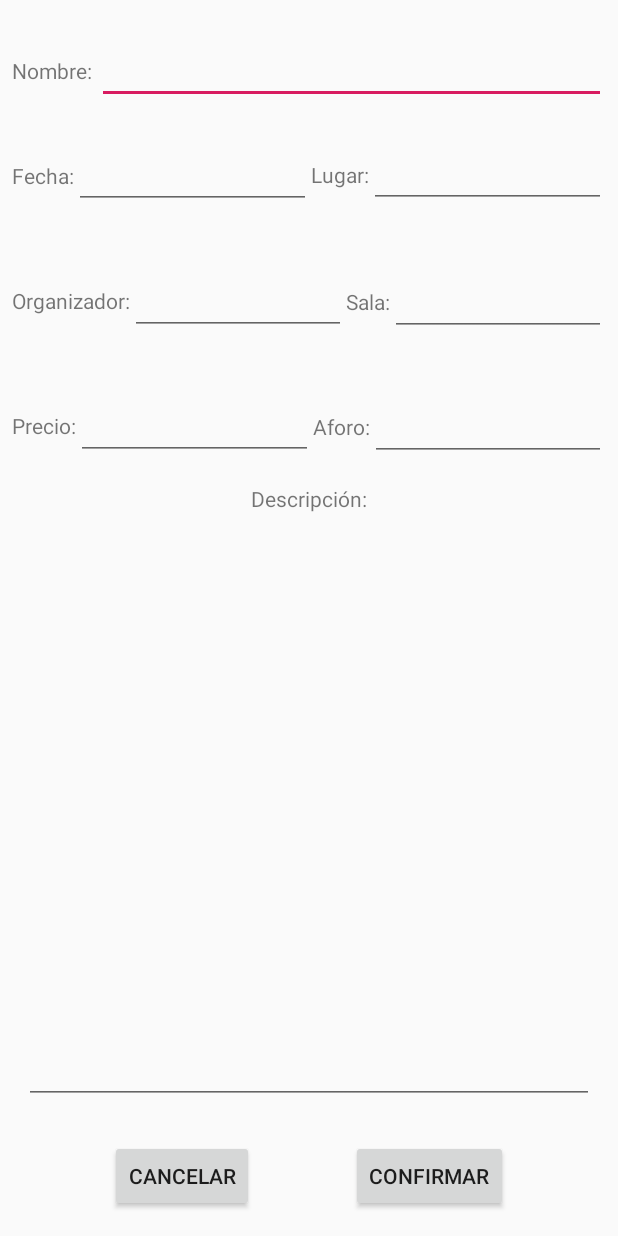
After one commit to cf17josetorres/Prova_JdAPresencia_versio3, an Android app: the layout fragment_event_edit.xml on its own in the app's theme, with its tools: preview values and no code run, on a phone screen of 412 x 824 dp. The commit adds this screen. Run offline under Robolectric (Android 15) with nearby library versions, the phone set to English and light mode, and no system bars.

Commit message:
Examen De eventos

```diff
--- a/app/build.gradle
+++ b/app/build.gradle
@@ -30,4 +30,9 @@ dependencies {
     testImplementation 'junit:junit:4.12'
     androidTestImplementation 'androidx.test:runner:1.2.0'
     androidTestImplementation 'androidx.test.espresso:espresso-core:3.2.0'
+
+    // Room
+    implementation 'androidx.room:room-runtime:2.2.3'
+    annotationProcessor "androidx.room:room-compiler:2.2.3"
+    implementation 'com.google.firebase:firebase-database:19.2.1'
 }
--- /dev/null
+++ b/app/src/main/java/com/example/prova_jdapresencia_versio3/Dao/AsiDao.java
@@ -0,0 +1,29 @@
+package com.example.prova_jdapresencia_versio3.Dao;
+
+import androidx.room.Dao;
+import androidx.room.Delete;
+import androidx.room.Insert;
+import androidx.room.Query;
+
+import com.example.prova_jdapresencia_versio3.Models.Llista;
+
+import java.util.List;
+
+@Dao
+public interface AsiDao {
+
+    @Insert
+    void insertLlista(Llista b);
+
+    @Query("SELECT * FROM  Llista where llistadesdeveniments = :title")
+    Llista checkLlistaExists(String title);
+
+    @Query("SELECT * FROM Llista")
+    List<Llista> getBooks();
+
+    @Query("SELECT * FROM Llista where llistadesdeveniments = :title")
+    Llista getLlista(String title);
+
+    @Delete
+    void deleteLlista(Llista b);
+}
--- /dev/null
+++ b/app/src/main/java/com/example/prova_jdapresencia_versio3/Databases/RoomConnection.java
@@ -0,0 +1,29 @@
+package com.example.prova_jdapresencia_versio3.Databases;
+
+import android.content.Context;
+
+import androidx.room.Database;
+import androidx.room.Room;
+import androidx.room.RoomDatabase;
+
+import com.example.prova_jdapresencia_versio3.Dao.AsiDao;
+import com.example.prova_jdapresencia_versio3.Models.Llista;
+
+@Database(entities = {Llista.class} ,version = 1)
+public abstract class RoomConnection extends RoomDatabase {
+
+    private static RoomConnection INSTANCE;
+    public abstract AsiDao asiDao();
+
+    public static RoomConnection getRoomConnection(Context c){
+
+        if (INSTANCE == null){
+            INSTANCE = Room.databaseBuilder(c,RoomConnection.class,"examen.db").allowMainThreadQueries().build();
+        }
+        return INSTANCE;
+    }
+
+    public static void destroyRoomConnection() {
+        INSTANCE = null;
+    }
+}
--- /dev/null
+++ b/app/src/main/java/com/example/prova_jdapresencia_versio3/Repository/Application.java
@@ -0,0 +1,10 @@
+package com.example.prova_jdapresencia_versio3.Repository;
+
+public class Application extends android.app.Application {
+
+    @Override
+    public void onCreate() {
+        super.onCreate();
+        Repository.get(this);
+    }
+}
--- /dev/null
+++ b/app/src/main/java/com/example/prova_jdapresencia_versio3/Repository/Repository.java
@@ -0,0 +1,62 @@
+package com.example.prova_jdapresencia_versio3.Repository;
+
+import android.content.Context;
+import android.util.Log;
+import android.widget.Toast;
+
+import com.example.prova_jdapresencia_versio3.Databases.RoomConnection;
+import com.example.prova_jdapresencia_versio3.Models.Llista;
+import com.google.firebase.database.FirebaseDatabase;
+
+import java.sql.Connection;
+import java.sql.DriverManager;
+import java.sql.SQLException;
+
+public class Repository {
+
+    private static Context c;
+    private static Repository srepository;
+    private static FirebaseDatabase firebaseDatabase;
+
+    // *** PostgreSQL Constants ***
+    private static String driverLocation = "org.postgresql.Driver";
+    private static String postgresConnection = "jdbc:postgresql://192.168.0.22:5432/esdeveniments";
+    private static String postgresUsername = "hedy";
+    private static String postgresPassword = "lamarr";
+    // *** End of PostgreSQL String ***
+
+
+    private Repository(Context c){
+        this.c = c;
+        firebaseDatabase = FirebaseDatabase.getInstance();
+    }
+
+    public static Repository get(Context context) {
+        if (srepository == null) {
+            srepository = new Repository(context);
+        }
+        return srepository;
+    }
+
+    private static Connection connection = null;
+
+    public static Connection openPostgresConnection(){
+        try {
+            Class.forName(driverLocation);
+
+            connection = DriverManager.getConnection(postgresConnection,postgresUsername,
+                    postgresPassword);
+
+            if (connection != null){
+                Log.d("PostgreSQL","Connected to the postgres server successfully");
+            } else {
+                Log.d("PostgreSQL","Failed to connect");
+            }
+        } catch (SQLException e) {
+            e.printStackTrace();
+        } catch (ClassNotFoundException e) {
+            e.printStackTrace();
+        }
+        return connection;
+    }
+}
--- a/app/src/main/java/com/example/prova_jdapresencia_versio3/ui/home/HomeFragment.java
+++ b/app/src/main/java/com/example/prova_jdapresencia_versio3/ui/home/HomeFragment.java
@@ -24,7 +24,7 @@ public class HomeFragment extends Fragment {
                 ViewModelProviders.of(this).get(HomeViewModel.class);
         View root = inflater.inflate(R.layout.fragment_home, container, false);
         final TextView textView = root.findViewById(R.id.text_home);
-        homeViewModel.getText().observe(this, new Observer<String>() {
+        homeViewModel.getText().observe(getViewLifecycleOwner(), new Observer<String>() {
             @Override
             public void onChanged(@Nullable String s) {
                 textView.setText(s);
--- /dev/null
+++ b/app/src/main/res/layout/fragment_event_edit.xml
@@ -0,0 +1,217 @@
+<?xml version="1.0" encoding="utf-8"?>
+<androidx.constraintlayout.widget.ConstraintLayout xmlns:android="http://schemas.android.com/apk/res/android"
+    xmlns:app="http://schemas.android.com/apk/res-auto"
+    xmlns:tools="http://schemas.android.com/tools"
+    android:layout_width="match_parent"
+    android:layout_height="match_parent"
+    android:layout_margin="8dp">
+
+
+    <EditText
+        android:id="@+id/nombreDetailEditText"
+        android:layout_width="0dp"
+        android:layout_height="wrap_content"
+        android:layout_marginTop="16dp"
+        android:fontFamily="sans-serif"
+        android:textSize="18sp"
+        app:layout_constraintEnd_toEndOf="parent"
+        app:layout_constraintHorizontal_bias="0.5"
+        app:layout_constraintStart_toEndOf="@+id/textView4"
+        app:layout_constraintTop_toTopOf="parent" />
+
+    <EditText
+        android:id="@+id/organizadorEditText"
+        android:layout_width="0dp"
+        android:layout_height="wrap_content"
+        android:textStyle="bold"
+        app:layout_constraintBottom_toBottomOf="@+id/textView15"
+        app:layout_constraintEnd_toStartOf="@+id/textView14"
+        app:layout_constraintHorizontal_bias="0.5"
+        app:layout_constraintStart_toEndOf="@+id/textView15"
+        app:layout_constraintTop_toTopOf="@+id/textView15" />
+
+    <EditText
+        android:id="@+id/salaEditText"
+        android:layout_width="0dp"
+        android:layout_height="wrap_content"
+        android:textStyle="bold"
+        app:layout_constraintBottom_toBottomOf="@+id/textView14"
+        app:layout_constraintEnd_toEndOf="parent"
+        app:layout_constraintHorizontal_bias="0.5"
+        app:layout_constraintStart_toEndOf="@+id/textView14"
+        app:layout_constraintTop_toTopOf="@+id/textView14" />
+
+    <EditText
+        android:id="@+id/precioEditText"
+        android:layout_width="0dp"
+        android:layout_height="wrap_content"
+        android:textStyle="bold"
+        app:layout_constraintBottom_toBottomOf="@+id/textView16"
+        app:layout_constraintEnd_toStartOf="@+id/textView17"
+        app:layout_constraintHorizontal_bias="0.5"
+        app:layout_constraintStart_toEndOf="@+id/textView16"
+        app:layout_constraintTop_toTopOf="@+id/textView16" />
+
+    <EditText
+        android:id="@+id/aforoEditText"
+        android:layout_width="0dp"
+        android:layout_height="wrap_content"
+        android:textStyle="bold"
+        app:layout_constraintBottom_toBottomOf="@+id/textView17"
+        app:layout_constraintEnd_toEndOf="parent"
+        app:layout_constraintHorizontal_bias="0.5"
+        app:layout_constraintStart_toEndOf="@+id/textView17"
+        app:layout_constraintTop_toTopOf="@+id/textView17" />
+
+    <EditText
+        android:id="@+id/descripcionEditText"
+        android:layout_width="0dp"
+        android:layout_height="0dp"
+        android:layout_marginStart="8dp"
+        android:layout_marginTop="8dp"
+        android:layout_marginEnd="8dp"
+        android:layout_marginBottom="24dp"
+        android:gravity="top"
+        android:inputType="textMultiLine"
+        android:singleLine="false"
+        android:textStyle="bold"
+        app:layout_constraintBottom_toTopOf="@+id/cancelarButton"
+        app:layout_constraintEnd_toEndOf="parent"
+        app:layout_constraintHorizontal_bias="0.5"
+        app:layout_constraintStart_toStartOf="parent"
+        app:layout_constraintTop_toBottomOf="@+id/textView18" />
+
+    <TextView
+        android:id="@+id/textView12"
+        android:layout_width="wrap_content"
+        android:layout_height="wrap_content"
+        android:text="Fecha:"
+        app:layout_constraintBottom_toBottomOf="@+id/fechaDetailEditText"
+        app:layout_constraintEnd_toStartOf="@+id/fechaDetailEditText"
+        app:layout_constraintHorizontal_bias="0.5"
+        app:layout_constraintStart_toStartOf="parent"
+        app:layout_constraintTop_toTopOf="@+id/fechaDetailEditText" />
+
+    <EditText
+        android:id="@+id/fechaDetailEditText"
+        android:layout_width="0dp"
+        android:layout_height="wrap_content"
+        android:textStyle="bold"
+        app:layout_constraintBottom_toBottomOf="@+id/textView13"
+        app:layout_constraintEnd_toStartOf="@+id/textView13"
+        app:layout_constraintHorizontal_bias="0.5"
+        app:layout_constraintStart_toEndOf="@+id/textView12"
+        app:layout_constraintTop_toTopOf="@+id/textView13" />
+
+    <EditText
+        android:id="@+id/lugarDetailEditText"
+        android:layout_width="0dp"
+        android:layout_height="wrap_content"
+        android:layout_marginTop="24dp"
+        android:textStyle="bold"
+        app:layout_constraintEnd_toEndOf="parent"
+        app:layout_constraintHorizontal_bias="0.5"
+        app:layout_constraintStart_toEndOf="@+id/textView13"
+        app:layout_constraintTop_toBottomOf="@+id/nombreDetailEditText" />
+
+    <TextView
+        android:id="@+id/textView4"
+        android:layout_width="wrap_content"
+        android:layout_height="wrap_content"
+        android:text="Nombre: "
+        app:layout_constraintBottom_toBottomOf="@+id/nombreDetailEditText"
+        app:layout_constraintEnd_toStartOf="@+id/nombreDetailEditText"
+        app:layout_constraintHorizontal_bias="0.5"
+        app:layout_constraintStart_toStartOf="parent"
+        app:layout_constraintTop_toTopOf="@+id/nombreDetailEditText" />
+
+    <TextView
+        android:id="@+id/textView13"
+        android:layout_width="wrap_content"
+        android:layout_height="wrap_content"
+        android:text="Lugar:"
+        app:layout_constraintBottom_toBottomOf="@+id/lugarDetailEditText"
+        app:layout_constraintEnd_toStartOf="@+id/lugarDetailEditText"
+        app:layout_constraintHorizontal_bias="0.5"
+        app:layout_constraintStart_toEndOf="@+id/fechaDetailEditText"
+        app:layout_constraintTop_toTopOf="@+id/lugarDetailEditText" />
+
+    <TextView
+        android:id="@+id/textView14"
+        android:layout_width="wrap_content"
+        android:layout_height="wrap_content"
+        android:text="Sala:"
+        app:layout_constraintBottom_toBottomOf="@+id/organizadorEditText"
+        app:layout_constraintEnd_toStartOf="@+id/salaEditText"
+        app:layout_constraintHorizontal_bias="0.5"
+        app:layout_constraintStart_toEndOf="@+id/organizadorEditText"
+        app:layout_constraintTop_toTopOf="@+id/organizadorEditText" />
+
+    <TextView
+        android:id="@+id/textView15"
+        android:layout_width="wrap_content"
+        android:layout_height="wrap_content"
+        android:layout_marginTop="64dp"
+        android:text="Organizador:"
+        app:layout_constraintEnd_toStartOf="@+id/organizadorEditText"
+        app:layout_constraintHorizontal_bias="0.5"
+        app:layout_constraintStart_toStartOf="parent"
+        app:layout_constraintTop_toBottomOf="@+id/textView12" />
+
+    <TextView
+        android:id="@+id/textView16"
+        android:layout_width="wrap_content"
+        android:layout_height="wrap_content"
+        android:layout_marginTop="64dp"
+        android:text="Precio:"
+        app:layout_constraintEnd_toStartOf="@+id/precioEditText"
+        app:layout_constraintHorizontal_bias="0.5"
+        app:layout_constraintStart_toStartOf="parent"
+        app:layout_constraintTop_toBottomOf="@+id/textView15" />
+
+    <TextView
+        android:id="@+id/textView17"
+        android:layout_width="wrap_content"
+        android:layout_height="wrap_content"
+        android:text="Aforo:"
+        app:layout_constraintBottom_toBottomOf="@+id/precioEditText"
+        app:layout_constraintEnd_toStartOf="@+id/aforoEditText"
+        app:layout_constraintHorizontal_bias="0.5"
+        app:layout_constraintStart_toEndOf="@+id/precioEditText"
+        app:layout_constraintTop_toTopOf="@+id/precioEditText" />
+
+    <TextView
+        android:id="@+id/textView18"
+        android:layout_width="wrap_content"
+        android:layout_height="wrap_content"
+        android:layout_marginTop="16dp"
+        android:text="Descripción:"
+        app:layout_constraintEnd_toEndOf="parent"
+        app:layout_constraintHorizontal_bias="0.5"
+        app:layout_constraintStart_toStartOf="parent"
+        app:layout_constraintTop_toBottomOf="@+id/precioEditText" />
+
+
+    <Button
+        android:id="@+id/cancelarButton"
+        android:layout_width="wrap_content"
+        android:layout_height="wrap_content"
+        android:text="cancelar"
+        app:layout_constraintBottom_toBottomOf="@+id/confirmarButton"
+        app:layout_constraintEnd_toStartOf="@+id/confirmarButton"
+        app:layout_constraintHorizontal_bias="0.5"
+        app:layout_constraintStart_toStartOf="parent"
+        app:layout_constraintTop_toTopOf="@+id/confirmarButton" />
+
+    <Button
+        android:id="@+id/confirmarButton"
+        android:layout_width="wrap_content"
+        android:layout_height="wrap_content"
+        android:layout_marginBottom="8dp"
+        android:text="confirmar"
+        app:layout_constraintBottom_toBottomOf="parent"
+        app:layout_constraintEnd_toEndOf="parent"
+        app:layout_constraintHorizontal_bias="0.5"
+        app:layout_constraintStart_toEndOf="@+id/cancelarButton" />
+
+</androidx.constraintlayout.widget.ConstraintLayout>
--- a/app/src/main/res/layout/fragment_home.xml
+++ b/app/src/main/res/layout/fragment_home.xml
@@ -1,6 +1,7 @@
 <?xml version="1.0" encoding="utf-8"?>
-<androidx.constraintlayout.widget.ConstraintLayout xmlns:android="http://schemas.android.com/apk/res/android"
+<FrameLayout xmlns:android="http://schemas.android.com/apk/res/android"
     xmlns:app="http://schemas.android.com/apk/res-auto"
+    xmlns:tools="http://schemas.android.com/tools"
     android:layout_width="match_parent"
     android:layout_height="match_parent">
 
@@ -16,4 +17,13 @@
         app:layout_constraintEnd_toEndOf="parent"
         app:layout_constraintStart_toStartOf="parent"
         app:layout_constraintTop_toTopOf="parent" />
-</androidx.constraintlayout.widget.ConstraintLayout>
+
+    <ImageView
+        android:layout_width="60pt"
+        android:layout_height="60pt"
+        android:layout_gravity="center"
+        android:src="@drawable/logojoandaustria"
+        tools:layout_editor_absoluteX="135dp"
+        tools:layout_editor_absoluteY="272dp" />
+
+</FrameLayout>
```
Also changed, not shown: app/src/main/res/drawable-v21/logojoandaustria.png (added).
